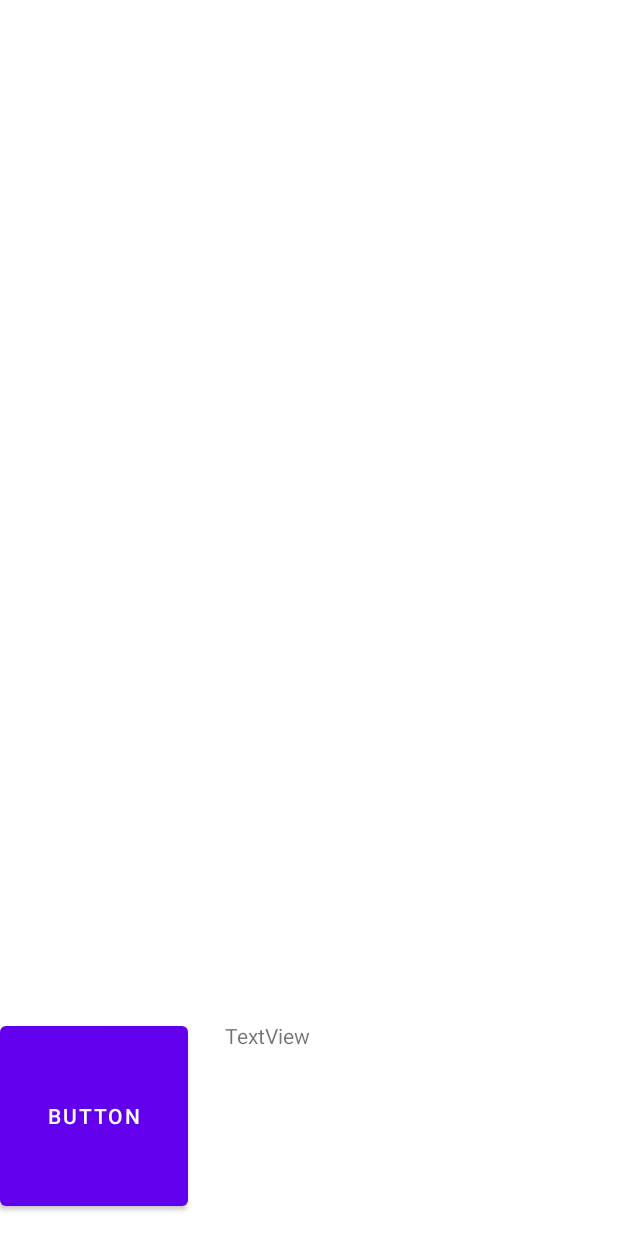
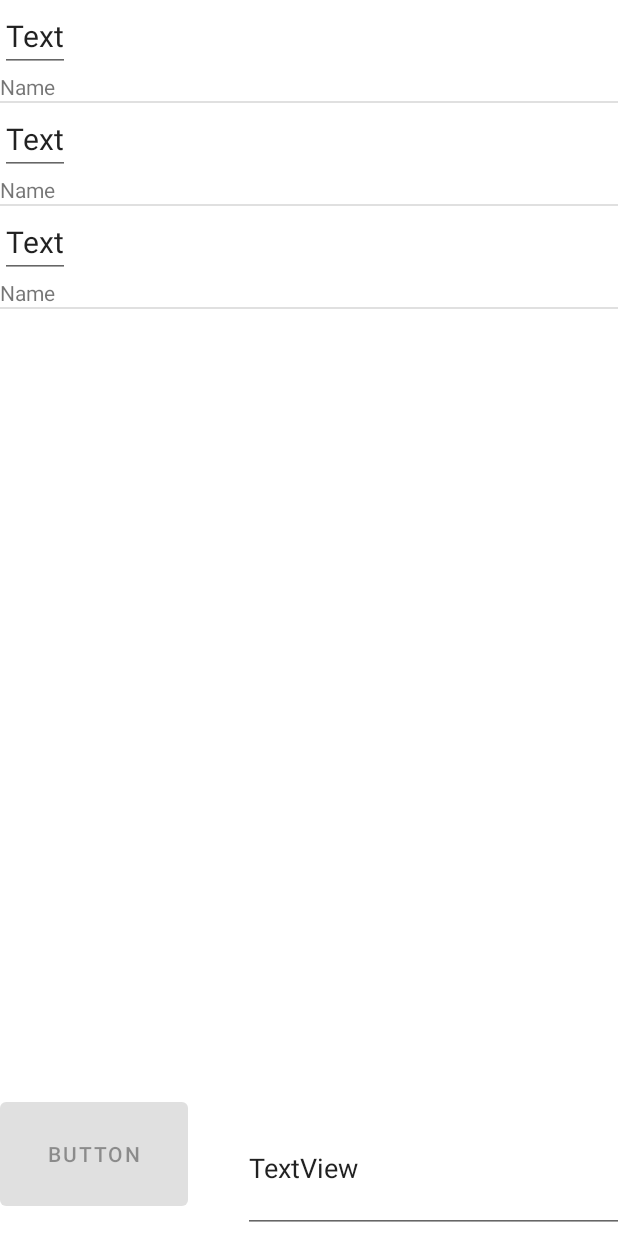
Before and after one commit to GhostZero1/Chat, an Android app: the layout activity_main.xml on its own in the app's theme, with its tools: preview values and no code run, on a phone screen of 412 x 824 dp. Run offline under Robolectric (Android 15) with nearby library versions, the phone set to English and light mode, and no system bars.

Commit message:
Added activity_main.xml and adapter

```diff
--- a/app/build.gradle
+++ b/app/build.gradle
@@ -1,9 +1,11 @@
 plugins {
     id 'com.android.application'
     id 'kotlin-android'
+    id 'kotlin-android-extensions'
 }
 apply plugin: 'com.android.application'
 apply plugin: 'com.google.gms.google-services'
+
 
 android {
     compileSdk 31
@@ -40,6 +42,7 @@ dependencies {
     implementation 'androidx.appcompat:appcompat:1.3.1'
     implementation 'com.google.android.material:material:1.4.0'
     implementation 'androidx.constraintlayout:constraintlayout:2.1.1'
+    implementation 'com.google.android.datatransport:transport-runtime:3.1.0'
     testImplementation 'junit:junit:4.+'
     androidTestImplementation 'androidx.test.ext:junit:1.1.3'
     androidTestImplementation 'androidx.test.espresso:espresso-core:3.4.0'
--- a/app/src/main/res/layout/activity_main.xml
+++ b/app/src/main/res/layout/activity_main.xml
@@ -1,5 +1,6 @@
 <?xml version="1.0" encoding="utf-8"?>
 <RelativeLayout xmlns:android="http://schemas.android.com/apk/res/android"
+
     android:orientation="vertical"
     xmlns:app="http://schemas.android.com/apk/res-auto"
     xmlns:tools="http://schemas.android.com/tools"
@@ -12,12 +13,13 @@
         android:layout_width="match_parent"
         android:layout_height="622dp"
         android:layout_marginBottom="-58dp"
-        android:layout_weight="1" />
+        android:layout_weight="1"
+        tools:listitem="@layout/message_item" />
 
     <LinearLayout
         android:id="@+id/sendMessageLayout"
-        android:layout_width="match_parent"
-        android:layout_height="144dp"
+        android:layout_width="wrap_content"
+        android:layout_height="93dp"
         android:layout_alignBottom="@+id/messanges"
         android:layout_alignParentBottom="true"
         android:layout_marginBottom="2dp"
@@ -31,15 +33,16 @@
             android:layout_alignParentBottom="true"
             android:layout_marginEnd="283dp"
             android:layout_marginBottom="12dp"
+            android:enabled="false"
             android:text="Button" />
 
 
     </LinearLayout>
 
-    <TextView
-        android:id="@+id/textView"
-        android:layout_width="267dp"
-        android:layout_height="141dp"
+    <EditText
+        android:id="@+id/textEditText"
+        android:layout_width="255dp"
+        android:layout_height="86dp"
         android:layout_alignParentEnd="true"
         android:layout_alignParentBottom="true"
         android:layout_marginEnd="-5dp"
--- /dev/null
+++ b/app/src/main/res/layout/message_item.xml
@@ -0,0 +1,20 @@
+<?xml version="1.0" encoding="utf-8"?>
+
+<LinearLayout xmlns:android="http://schemas.android.com/apk/res/android"
+    android:layout_width="match_parent"
+    android:layout_height="wrap_content"
+    android:orientation="vertical"
+    android:layout_margin="16dp">
+    <EditText
+        android:id="@+id/textEditText"
+        android:text="Text"
+        android:textSize="20dp"
+        android:layout_width="wrap_content"
+        android:layout_height="wrap_content" />
+
+    <TextView
+        android:id="@+id/userName"
+        android:text="Name"
+        android:layout_width="wrap_content"
+        android:layout_height="wrap_content"/>
+</LinearLayout>
```
Also changed, not shown: app/src/main/java/com/example/chatv3/ChatAdapter.kt (added, +35 -0 lines), app/src/main/java/com/example/chatv3/MainActivity.kt (+38 -1 lines), app/src/main/java/com/example/chatv3/MessageChat.kt (+13 -1 lines).
